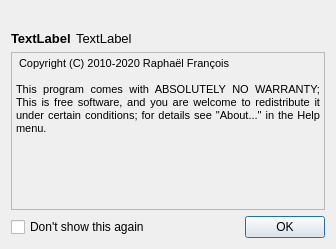
This is src/common/views/splash.ui in CtrlBrk/vstboard as Qt 5 draws it before an edit. The edited form follows.
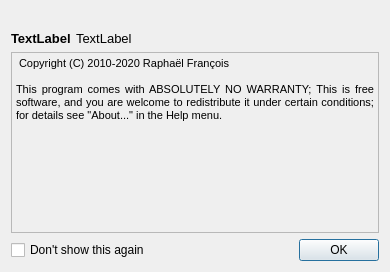
This is the edited form. Icons and pictures are not drawn.

```diff
--- a/src/common/views/splash.ui
+++ b/src/common/views/splash.ui
@@ -9,8 +9,8 @@
    <rect>
     <x>0</x>
     <y>0</y>
-    <width>336</width>
-    <height>249</height>
+    <width>390</width>
+    <height>272</height>
    </rect>
   </property>
   <property name="windowIcon">
@@ -233,10 +233,10 @@
       <string notr="true">&lt;!DOCTYPE HTML PUBLIC &quot;-//W3C//DTD HTML 4.0//EN&quot; &quot;http://www.w3.org/TR/REC-html40/strict.dtd&quot;&gt;
 &lt;html&gt;&lt;head&gt;&lt;meta name=&quot;qrichtext&quot; content=&quot;1&quot; /&gt;&lt;style type=&quot;text/css&quot;&gt;
 p, li { white-space: pre-wrap; }
-&lt;/style&gt;&lt;/head&gt;&lt;body style=&quot; font-family:'MS Shell Dlg 2'; font-size:8.25pt; font-weight:400; font-style:normal;&quot;&gt;
-&lt;p align=&quot;justify&quot; style=&quot; margin-top:0px; margin-bottom:0px; margin-left:0px; margin-right:0px; -qt-block-indent:0; text-indent:0px;&quot;&gt;&lt;span style=&quot; font-size:8pt;&quot;&gt; Copyright (C) 2010-2020 Raphaël François&lt;/span&gt;&lt;/p&gt;
-&lt;p align=&quot;justify&quot; style=&quot;-qt-paragraph-type:empty; margin-top:0px; margin-bottom:0px; margin-left:0px; margin-right:0px; -qt-block-indent:0; text-indent:0px; font-size:8pt;&quot;&gt;&lt;br /&gt;&lt;/p&gt;
-&lt;p align=&quot;justify&quot; style=&quot; margin-top:0px; margin-bottom:0px; margin-left:0px; margin-right:0px; -qt-block-indent:0; text-indent:0px;&quot;&gt;&lt;span style=&quot; font-size:8pt;&quot;&gt;This program comes with ABSOLUTELY NO WARRANTY; This is free software, and you are welcome to redistribute it under certain conditions; for details see &amp;quot;About...&amp;quot; in the Help menu.&lt;/span&gt;&lt;/p&gt;&lt;/body&gt;&lt;/html&gt;</string>
+&lt;/style&gt;&lt;/head&gt;&lt;body style=&quot; font-family:'Ubuntu'; font-size:11pt; font-weight:400; font-style:normal;&quot;&gt;
+&lt;p align=&quot;justify&quot; style=&quot; margin-top:0px; margin-bottom:0px; margin-left:0px; margin-right:0px; -qt-block-indent:0; text-indent:0px;&quot;&gt;&lt;span style=&quot; font-family:'MS Shell Dlg 2'; font-size:8pt;&quot;&gt; Copyright (C) 2010-2020 Raphaël François&lt;/span&gt;&lt;/p&gt;
+&lt;p align=&quot;justify&quot; style=&quot;-qt-paragraph-type:empty; margin-top:0px; margin-bottom:0px; margin-left:0px; margin-right:0px; -qt-block-indent:0; text-indent:0px; font-family:'MS Shell Dlg 2'; font-size:8pt;&quot;&gt;&lt;br /&gt;&lt;/p&gt;
+&lt;p align=&quot;justify&quot; style=&quot; margin-top:0px; margin-bottom:0px; margin-left:0px; margin-right:0px; -qt-block-indent:0; text-indent:0px;&quot;&gt;&lt;span style=&quot; font-family:'MS Shell Dlg 2'; font-size:8pt;&quot;&gt;This program comes with ABSOLUTELY NO WARRANTY; This is free software, and you are welcome to redistribute it under certain conditions; for details see &amp;quot;About...&amp;quot; in the Help menu.&lt;/span&gt;&lt;/p&gt;&lt;/body&gt;&lt;/html&gt;</string>
      </property>
      <property name="textInteractionFlags">
       <set>Qt::NoTextInteraction</set>
```
Left out of the diff: 1 changed line with no effect on the pictures.
